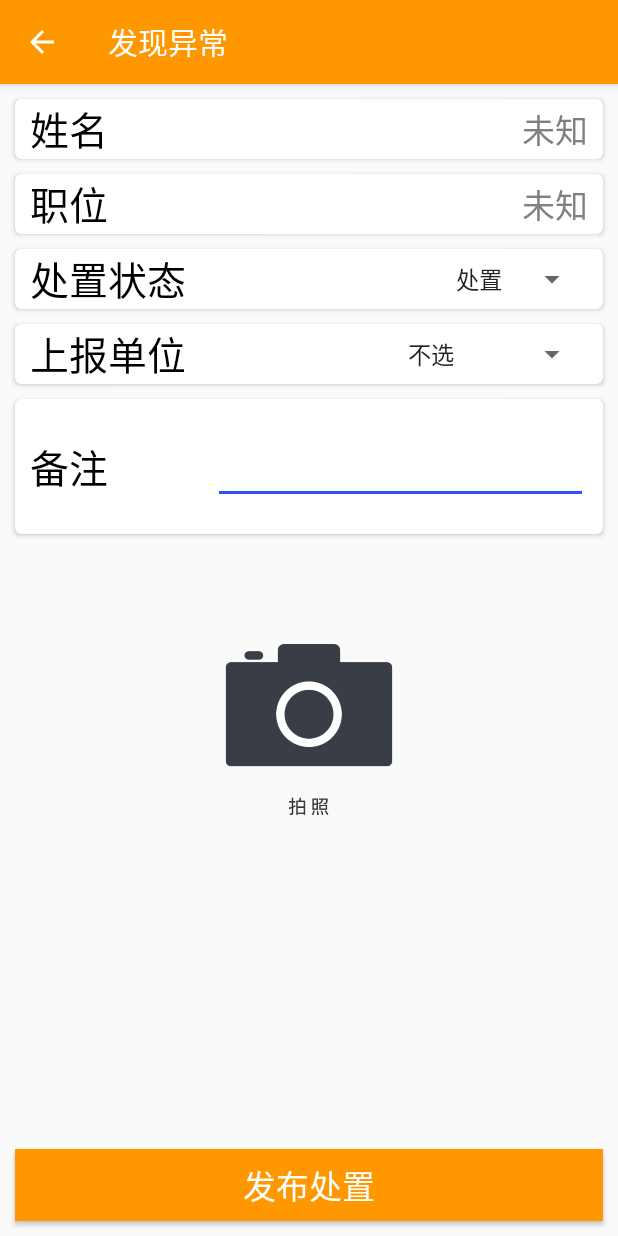
After one commit to lyx937131777/patrolinspection, an Android app: the EventHandleActivity screen opened directly, with no data from a screen before it, on a phone screen of 412 x 824 dp. The commit adds this screen. Run offline under Robolectric (Android 15) with nearby library versions, the phone set to English and light mode, and no system bars; our stand-ins replace Dagger/Hilt's generated code; libraries missing offline, so code that uses them is left out: org.litepal; pictures from the network do not load; 3 statements that could not run were skipped.

Commit message:
eventhandle, patrol line, patrol schedule,dataUpdating bug

```diff
--- a/app/build.gradle
+++ b/app/build.gradle
@@ -13,8 +13,8 @@ android {
     defaultConfig {
         minSdkVersion 15
         targetSdkVersion 28
-        versionCode 1
-        versionName "1.0"
+        versionCode 3
+        versionName "1.2"
         testInstrumentationRunner "android.support.test.runner.AndroidJUnitRunner"
         ndk {
             abiFilters "armeabi", "armeabi-v7a"
--- a/app/src/main/java/com/example/patrolinspection/EventFoundActivity.java
+++ b/app/src/main/java/com/example/patrolinspection/EventFoundActivity.java
@@ -182,7 +182,6 @@ public class EventFoundActivity extends AppCompatActivity
     {
         efClassList.clear();
         if(type.equals("normal")){
-
             Cursor cursor = LitePal.findBySQL("select distinct type from Event");
             if (cursor != null && cursor.moveToFirst()) {
                 do {
@@ -288,6 +287,7 @@ public class EventFoundActivity extends AppCompatActivity
                 break;
         }
     }
+
     @Override
     public boolean onOptionsItemSelected(MenuItem item)
     {
--- /dev/null
+++ b/app/src/main/java/com/example/patrolinspection/EventHandleActivity.java
@@ -0,0 +1,251 @@
+package com.example.patrolinspection;
+
+import android.content.Intent;
+import android.graphics.Bitmap;
+import android.graphics.BitmapFactory;
+import android.net.Uri;
+import android.os.Build;
+import android.provider.MediaStore;
+import android.support.v4.content.FileProvider;
+import android.support.v7.app.AppCompatActivity;
+import android.os.Bundle;
+import android.view.MenuItem;
+import android.view.View;
+import android.widget.AdapterView;
+import android.widget.ArrayAdapter;
+import android.widget.Button;
+import android.widget.EditText;
+import android.widget.ImageView;
+import android.widget.Spinner;
+import android.widget.TextView;
+import android.widget.Toast;
+
+import com.bumptech.glide.Glide;
+import com.example.patrolinspection.dagger2.DaggerMyComponent;
+import com.example.patrolinspection.dagger2.MyComponent;
+import com.example.patrolinspection.dagger2.MyModule;
+import com.example.patrolinspection.db.Police;
+import com.example.patrolinspection.presenter.EventHandlePresenter;
+import com.example.patrolinspection.util.LogUtil;
+import com.example.patrolinspection.util.MapUtil;
+
+import org.litepal.LitePal;
+
+import java.io.File;
+import java.io.IOException;
+import java.util.ArrayList;
+import java.util.List;
+
+public class EventHandleActivity extends AppCompatActivity
+{
+    //photo
+    public static final int TAKE_PHOTO = 1;
+    private Uri imageUri;
+    private String imagePath = null;
+
+    //参数
+    private String policeID;
+    private String eventRecordID;
+
+    //控件
+    private ImageView photoButton;
+    private EditText detailText;
+    private Button eventHandle;
+    private TextView nameText;
+    private TextView dutyText;
+    private Spinner typeSpinner;
+    private Spinner reportSpinner;
+
+    private List<String> typeList = new ArrayList<>();
+    private List<String> reportList = new ArrayList<>();
+
+    private String type;
+    private String report;
+
+    private ArrayAdapter<String> arrayTypeAdapter;
+    private ArrayAdapter<String> arrayReportAdapter;
+
+
+    private EventHandlePresenter eventHandlePresenter;
+
+    @Override
+    protected void onCreate(Bundle savedInstanceState)
+    {
+        super.onCreate(savedInstanceState);
+        setContentView(R.layout.activity_event_handle);
+
+        android.support.v7.widget.Toolbar toolbar = findViewById(R.id.toolbar);
+        setSupportActionBar(toolbar);
+        android.support.v7.app.ActionBar actionBar = getSupportActionBar();
+        if (actionBar != null)
+        {
+            actionBar.setDisplayHomeAsUpEnabled(true);
+        }
+        MyComponent myComponent = DaggerMyComponent.builder().myModule(new MyModule(this)).build();
+        eventHandlePresenter = myComponent.eventHandlePresenter();
+
+        Intent intent = getIntent();
+        policeID = intent.getStringExtra("police");
+        Police police = LitePal.where("internetID = ?",policeID).findFirst(Police.class);
+        nameText = findViewById(R.id.eh_name);
+        nameText.setText(police.getRealName());
+        dutyText = findViewById(R.id.eh_duty);
+        dutyText.setText(MapUtil.getDuty(police.getMainDutyId()));
+
+        typeSpinner = findViewById(R.id.eh_type);
+        reportSpinner = findViewById(R.id.eh_report);
+
+        initList();
+        arrayTypeAdapter = new ArrayAdapter<String>(EventHandleActivity.this,android.R.layout.simple_spinner_item,typeList);
+        arrayReportAdapter = new ArrayAdapter<String>(EventHandleActivity.this,android.R.layout.simple_spinner_item,reportList);
+        arrayTypeAdapter.setDropDownViewResource(android.R.layout.simple_spinner_dropdown_item);
+        arrayReportAdapter.setDropDownViewResource(android.R.layout.simple_spinner_dropdown_item);
+        typeSpinner.setAdapter(arrayTypeAdapter);
+        reportSpinner.setAdapter(arrayReportAdapter);
+
+        eventRecordID = intent.getStringExtra("eventRecord");
+        detailText = findViewById(R.id.eh_detail);
+        photoButton = findViewById(R.id.photo);
+//        if(photoType.equals("forbid")){
+//            photoButton.setVisibility(View.GONE);
+//        }
+        photoButton.setOnClickListener(new View.OnClickListener()
+        {
+            @Override
+            public void onClick(View view)
+            {
+                // 创建File对象，用于存储拍照后的图片
+                long time = System.currentTimeMillis();
+                File outputImage = new File(getExternalCacheDir(), time+".jpeg");
+                imagePath = outputImage.getAbsolutePath();
+                try
+                {
+                    if (outputImage.exists())
+                    {
+                        outputImage.delete();
+                    }
+                    outputImage.createNewFile();
+                } catch (IOException e)
+                {
+                    e.printStackTrace();
+                }
+                if (Build.VERSION.SDK_INT < 24)
+                {
+                    imageUri = Uri.fromFile(outputImage);
+                } else
+                {
+                    imageUri = FileProvider.getUriForFile(EventHandleActivity.this,
+                            "com.example.patrolinspection.fileprovider", outputImage);
+                }
+                // 启动相机程序
+                Intent intent = new Intent("android.media.action.IMAGE_CAPTURE");
+                intent.putExtra(MediaStore.EXTRA_OUTPUT, imageUri);
+                intent.putExtra("android.intent.extras.CAMERA_FACING", 0);
+                startActivityForResult(intent, TAKE_PHOTO);
+            }
+        });
+
+        eventHandle = findViewById(R.id.event_handle);
+        eventHandle.setOnClickListener(new View.OnClickListener()
+        {
+            @Override
+            public void onClick(View view)
+            {
+                if(imagePath != null){
+                    eventHandlePresenter.postHandleRecord(policeID,imagePath,eventRecordID,type,report,detailText.getText().toString());
+                }else{
+                    Toast.makeText(EventHandleActivity.this, "请先拍照！",Toast.LENGTH_LONG).show();
+                }
+            }
+        });
+    }
+
+    private void initList()
+    {
+        typeList.clear();
+        typeList.add(MapUtil.getHandleType("disposal"));
+        typeList.add(MapUtil.getHandleType("report"));
+        typeList.add(MapUtil.getHandleType("end"));
+        typeSpinner.setOnItemSelectedListener(new AdapterView.OnItemSelectedListener()
+        {
+            @Override
+            public void onItemSelected(AdapterView<?> parent, View view, int position, long id)
+            {
+                type = MapUtil.getHandleType(typeList.get(position));
+            }
+
+            @Override
+            public void onNothingSelected(AdapterView<?> parent)
+            {
+
+            }
+        });
+
+        //TODO question2
+        reportList.clear();
+        reportList.add("不选");
+        reportList.add("保安队长");
+        reportList.add("物业管理");
+        reportList.add("居委会");
+        reportSpinner.setOnItemSelectedListener(new AdapterView.OnItemSelectedListener()
+        {
+            @Override
+            public void onItemSelected(AdapterView<?> parent, View view, int position, long id)
+            {
+                report = reportList.get(position);
+                if(report.equals("不选")){
+                    report = "";
+                }
+            }
+
+            @Override
+            public void onNothingSelected(AdapterView<?> parent)
+            {
+
+            }
+        });
+    }
+
+    @Override
+    protected void onActivityResult(int requestCode, int resultCode, Intent data)
+    {
+        switch (requestCode)
+        {
+            case TAKE_PHOTO:
+                if (resultCode == RESULT_OK)
+                {
+                    try
+                    {
+                        // 将拍摄的照片显示出来
+                        Bitmap bitmap = BitmapFactory.decodeStream(getContentResolver()
+                                .openInputStream(imageUri));
+                        LogUtil.e("camera", getContentResolver().openInputStream(imageUri).toString());
+                        LogUtil.e("camera", "imageUri:" + imageUri.toString());
+                        LogUtil.e("camera","imagePath:"+ imagePath);
+//                        photoButton.setImageBitmap(bitmap);
+                        Glide.with(EventHandleActivity.this).load(imageUri).into(photoButton);
+                    } catch (Exception e)
+                    {
+                        e.printStackTrace();
+                    }
+                }else{
+                    imagePath = null;
+                }
+                break;
+            default:
+                break;
+        }
+    }
+
+    @Override
+    public boolean onOptionsItemSelected(MenuItem item)
+    {
+        switch (item.getItemId())
+        {
+            case android.R.id.home:
+                finish();
+                break;
+        }
+        return true;
+    }
+}
--- a/app/src/main/java/com/example/patrolinspection/adapter/HandleRecordAdapter.java
+++ b/app/src/main/java/com/example/patrolinspection/adapter/HandleRecordAdapter.java
@@ -84,7 +84,7 @@ public class HandleRecordAdapter extends RecyclerView.Adapter<HandleRecordAdapte
     {
         HandleRecord handleRecord = mList.get(position);
         holder.nameText.setText(handleRecord.getPoliceName());
-        holder.detailText.setText(handleRecord.getDetail());
+        holder.detailText.setText("备注："+handleRecord.getDetail());
         holder.typeText.setText(MapUtil.getHandleType(handleRecord.getDisposalOperateType()));
         holder.timeText.setText(Utility.dateStringToString(handleRecord.getOperateTime(),"yyyy-MM-dd HH:mm"));
         Glide.with(mContext).load(HttpUtil.getPhotoURL(handleRecord.getPhoto())).into(holder.photo);
--- a/app/src/main/java/com/example/patrolinspection/adapter/PatrolInspectionAdapter.java
+++ b/app/src/main/java/com/example/patrolinspection/adapter/PatrolInspectionAdapter.java
@@ -86,8 +86,8 @@ public class PatrolInspectionAdapter extends RecyclerView.Adapter<PatrolInspecti
     public void onBindViewHolder(@NonNull PatrolInspectionAdapter.ViewHolder holder, int position)
     {
         PatrolSchedule patrolSchedule = mList.get(position);
-        holder.piStartTime.setText(patrolSchedule.getStartTime());
-        holder.piEndTime.setText(patrolSchedule.getEndTime());
+        holder.piStartTime.setText("开始："+patrolSchedule.getStartTime());
+        holder.piEndTime.setText("结束："+patrolSchedule.getEndTime());
         long time = System.currentTimeMillis();
         String state = null;
         if(time < patrolSchedule.getStartTimeHead()){
@@ -99,7 +99,7 @@ public class PatrolInspectionAdapter extends RecyclerView.Adapter<PatrolInspecti
         }
         Glide.with(mContext).load(MapUtil.getState(state)).into(holder.piState);
         holder.piStateText.setText(state);
-        holder.piDuringTime.setText(patrolSchedule.getDuringMin()+"分钟");
+        holder.piDuringTime.setText("持续时间："+patrolSchedule.getDuringMin()+"分钟");
     }
 
     @Override
--- a/app/src/main/java/com/example/patrolinspection/dagger2/MyComponent.java
+++ b/app/src/main/java/com/example/patrolinspection/dagger2/MyComponent.java
@@ -5,6 +5,7 @@ import com.example.patrolinspection.db.EventRecord;
 import com.example.patrolinspection.db.InformationPoint;
 import com.example.patrolinspection.presenter.DataUpdatingPresenter;
 import com.example.patrolinspection.presenter.EventFoundPresenter;
+import com.example.patrolinspection.presenter.EventHandlePresenter;
 import com.example.patrolinspection.presenter.EventRecordPresenter;
 import com.example.patrolinspection.presenter.FaceRecognitionPresenter;
 import com.example.patrolinspection.presenter.HandleRecordPresenter;
@@ -41,4 +42,6 @@ public interface MyComponent
     PoliceRegisterPresenter policeRegisterPresenter();
 
     HandleRecordPresenter handleRecordPresenter();
+
+    EventHandlePresenter eventHandlePresenter();
 }
--- a/app/src/main/java/com/example/patrolinspection/dagger2/MyModule.java
+++ b/app/src/main/java/com/example/patrolinspection/dagger2/MyModule.java
@@ -7,6 +7,7 @@ import android.preference.PreferenceManager;
 import com.example.patrolinspection.db.Police;
 import com.example.patrolinspection.presenter.DataUpdatingPresenter;
 import com.example.patrolinspection.presenter.EventFoundPresenter;
+import com.example.patrolinspection.presenter.EventHandlePresenter;
 import com.example.patrolinspection.presenter.EventRecordPresenter;
 import com.example.patrolinspection.presenter.FaceRecognitionPresenter;
 import com.example.patrolinspection.presenter.HandleRecordPresenter;
@@ -104,4 +105,9 @@ public class MyModule
     public HandleRecordPresenter provideHandleRecordPresenter(Context context, SharedPreferences pref){
         return new HandleRecordPresenter(context, pref);
     }
+
+    @Provides
+    public EventHandlePresenter provideEventHandlePresenter(Context context, SharedPreferences pref){
+        return new EventHandlePresenter(context,pref);
+    }
 }
--- a/app/src/main/java/com/example/patrolinspection/presenter/EventFoundPresenter.java
+++ b/app/src/main/java/com/example/patrolinspection/presenter/EventFoundPresenter.java
@@ -125,7 +125,7 @@ public class EventFoundPresenter
         String photo = "";
         String address = HttpUtil.LocalAddress + "/api/eventRecord";
         String companyID = pref.getString("companyID",null);
-        String reportUnit = "保安";//TODO 上报单位到底是什么
+        String reportUnit = "保安";//TODO 上报单位到底是什么 question3
         long time = System.currentTimeMillis();
         Event event = LitePal.where("name = ?",eventName).findFirst(Event.class);
         String eventID = event.getInternetID();
--- /dev/null
+++ b/app/src/main/res/layout/activity_event_handle.xml
@@ -0,0 +1,208 @@
+<?xml version="1.0" encoding="utf-8"?>
+<LinearLayout
+    xmlns:android="http://schemas.android.com/apk/res/android"
+    xmlns:app="http://schemas.android.com/apk/res-auto"
+    xmlns:tools="http://schemas.android.com/tools"
+    android:layout_width="match_parent"
+    android:layout_height="match_parent"
+    android:orientation="vertical"
+    tools:context=".EventHandleActivity">
+
+    <android.support.design.widget.AppBarLayout
+        android:layout_width="match_parent"
+        android:layout_height="wrap_content">
+
+        <android.support.v7.widget.Toolbar
+            android:id="@+id/toolbar"
+            android:layout_width="match_parent"
+            android:layout_height="?attr/actionBarSize"
+            android:background="?attr/colorPrimary"
+            android:theme="@style/ThemeOverlay.AppCompat.Dark.ActionBar"
+            app:popupTheme="@style/ThemeOverlay.AppCompat.Light"
+            app:layout_scrollFlags="scroll"
+            app:title="发现异常">
+
+        </android.support.v7.widget.Toolbar>
+    </android.support.design.widget.AppBarLayout>
+
+    <android.support.constraint.ConstraintLayout
+        android:layout_width="match_parent"
+        android:layout_height="match_parent">
+
+        <android.support.v7.widget.CardView
+            android:id="@+id/eh_name_card"
+            android:layout_width="match_parent"
+            android:layout_height="40dp"
+            android:layout_marginLeft="10dp"
+            android:layout_marginRight="10dp"
+            android:layout_marginTop="10dp"
+            app:layout_constraintTop_toTopOf="parent"
+            app:layout_constraintLeft_toLeftOf="parent"
+            app:layout_constraintRight_toRightOf="parent"
+            app:cardCornerRadius="4dp">
+            <TextView
+                android:layout_width="wrap_content"
+                android:layout_height="wrap_content"
+                android:text="姓名"
+                android:textSize="26sp"
+                android:textColor="@color/black"
+                android:layout_gravity="center_vertical"
+                android:layout_marginLeft="10dp" />
+            <TextView
+                android:id="@+id/eh_name"
+                android:layout_width="wrap_content"
+                android:layout_height="wrap_content"
+                android:text="未知"
+                android:textSize="22sp"
+                android:textColor="@color/gray"
+                android:layout_marginRight="10dp"
+                android:layout_gravity="center_vertical|right"/>
+        </android.support.v7.widget.CardView>
+
+        <android.support.v7.widget.CardView
+            android:id="@+id/eh_duty_card"
+            android:layout_width="match_parent"
+            android:layout_height="40dp"
+            android:layout_marginLeft="10dp"
+            android:layout_marginRight="10dp"
+            android:layout_marginTop="10dp"
+            app:layout_constraintTop_toBottomOf="@id/eh_name_card"
+            app:layout_constraintLeft_toLeftOf="parent"
+            app:layout_constraintRight_toRightOf="parent"
+            app:cardCornerRadius="4dp">
+            <TextView
+                android:layout_width="wrap_content"
+                android:layout_height="wrap_content"
+                android:text="职位"
+                android:textSize="26sp"
+                android:textColor="@color/black"
+                android:layout_gravity="center_vertical"
+                android:layout_marginLeft="10dp" />
+            <TextView
+                android:id="@+id/eh_duty"
+                android:layout_width="wrap_content"
+                android:layout_height="wrap_content"
+                android:textSize="22sp"
+                android:text="未知"
+                android:textColor="@color/gray"
+                android:layout_marginRight="10dp"
+                android:layout_gravity="center_vertical|right"/>
+        </android.support.v7.widget.CardView>
+
+        <android.support.v7.widget.CardView
+            android:id="@+id/eh_type_card"
+            android:layout_width="match_parent"
+            android:layout_height="40dp"
+            android:layout_marginLeft="10dp"
+            android:layout_marginRight="10dp"
+            android:layout_marginTop="10dp"
+            app:layout_constraintTop_toBottomOf="@id/eh_duty_card"
+            app:layout_constraintLeft_toLeftOf="parent"
+            app:layout_constraintRight_toRightOf="parent"
+            app:cardCornerRadius="4dp">
+            <TextView
+                android:layout_width="wrap_content"
+                android:layout_height="wrap_content"
+                android:text="处置状态"
+                android:textSize="26sp"
+                android:textColor="@color/black"
+                android:layout_gravity="center_vertical"
+                android:layout_marginLeft="10dp" />
+            <Spinner
+                android:id="@+id/eh_type"
+                android:layout_width="wrap_content"
+                android:layout_height="wrap_content"
+                android:textSize="22sp"
+                android:textColor="@color/gray"
+                android:layout_marginRight="10dp"
+                android:layout_gravity="center_vertical|right"/>
+        </android.support.v7.widget.CardView>
+
+        <android.support.v7.widget.CardView
+            android:id="@+id/eh_report_card"
+            android:layout_width="match_parent"
+            android:layout_height="40dp"
+            android:layout_marginLeft="10dp"
+            android:layout_marginRight="10dp"
+            android:layout_marginTop="10dp"
+            app:layout_constraintTop_toBottomOf="@id/eh_type_card"
+            app:layout_constraintLeft_toLeftOf="parent"
+            app:layout_constraintRight_toRightOf="parent"
+            app:cardCornerRadius="4dp">
+            <TextView
+                android:layout_width="wrap_content"
+                android:layout_height="wrap_content"
+                android:text="上报单位"
+                android:textSize="26sp"
+                android:textColor="@color/black"
+                android:layout_gravity="center_vertical"
+                android:layout_marginLeft="10dp" />
+            <Spinner
+                android:id="@+id/eh_report"
+                android:layout_width="wrap_content"
+                android:layout_height="wrap_content"
+                android:textSize="22sp"
+                android:textColor="@color/gray"
+                android:layout_marginRight="10dp"
+                android:layout_gravity="center_vertical|right"/>
+        </android.support.v7.widget.CardView>
+
+        <android.support.v7.widget.CardView
+            android:id="@+id/eh_detail_card"
+            android:layout_width="match_parent"
+            android:layout_height="90dp"
+            android:layout_marginLeft="10dp"
+            android:layout_marginRight="10dp"
+            android:layout_marginTop="10dp"
+            app:layout_constraintTop_toBottomOf="@id/eh_report_card"
+            app:layout_constraintLeft_toLeftOf="parent"
+            app:layout_constraintRight_toRightOf="parent"
+            app:cardCornerRadius="4dp">
+            <TextView
+                android:layout_width="wrap_content"
+                android:layout_height="wrap_content"
+                android:text="备注"
+                android:textSize="26sp"
+                android:textColor="@color/black"
+                android:layout_gravity="center_vertical"
+                android:layout_marginLeft="10dp" />
+            <EditText
+                android:id="@+id/eh_detail"
+                android:layout_width="250dp"
+                android:layout_height="wrap_content"
+                android:textSize="22sp"
+                android:textColor="@color/gray"
+                android:layout_marginRight="10dp"
+                android:layout_gravity="center_vertical|right"/>
+        </android.support.v7.widget.CardView>
+
+        <ImageView
+            android:id="@+id/photo"
+            android:layout_width="match_parent"
+            android:layout_height="0dp"
+            app:layout_constraintDimensionRatio="3:4"
+            android:src="@drawable/camera"
+            android:layout_marginLeft="120dp"
+            android:layout_marginRight="120dp"
+            android:layout_marginTop="10dp"
+            app:layout_constraintLeft_toLeftOf="parent"
+            app:layout_constraintRight_toRightOf="parent"
+            app:layout_constraintTop_toBottomOf="@id/eh_detail_card"/>
+
+        <Button
+            android:id="@+id/event_handle"
+            android:layout_width="match_parent"
+            android:layout_height="wrap_content"
+            android:text="发布处置"
+            android:textSize="22sp"
+            android:textColor="@color/white"
+            android:background="@color/colorPrimary"
+            android:layout_marginLeft="10dp"
+            android:layout_marginRight="10dp"
+            android:layout_marginBottom="10dp"
+            app:layout_constraintBottom_toBottomOf="parent"
+            app:layout_constraintLeft_toLeftOf="parent"
+            app:layout_constraintRight_toRightOf="parent"/>
+
+    </android.support.constraint.ConstraintLayout>
+</LinearLayout>
--- a/app/src/main/res/layout/item_patrol_inspection.xml
+++ b/app/src/main/res/layout/item_patrol_inspection.xml
@@ -42,10 +42,10 @@
 
             <TextView
                 android:id="@+id/pi_start_time"
-                android:layout_width="100dp"
+                android:layout_width="wrap_content"
                 android:layout_height="wrap_content"
                 android:layout_marginLeft="10dp"
-                android:textSize="20sp"
+                android:textSize="16sp"
                 android:maxLines="1"
                 android:textColor="@color/gray"
                 app:layout_constraintTop_toTopOf="parent"
@@ -54,7 +54,7 @@
                 android:id="@+id/pi_end_time"
                 android:layout_width="wrap_content"
                 android:layout_height="wrap_content"
-                android:textSize="20sp"
+                android:textSize="16sp"
                 android:maxLines="1"
                 android:textColor="@color/gray"
                 android:layout_marginLeft="15dp"
```
Also changed, not shown: app/src/main/AndroidManifest.xml (+10 -9 lines), app/src/main/java/com/example/patrolinspection/HandleRecordActivity.java (+17 -1 lines), app/src/main/java/com/example/patrolinspection/SwipeNfcActivity.java (+7 -0 lines), app/src/main/java/com/example/patrolinspection/adapter/PatrolLineAdapter.java (+3 -9 lines), app/src/main/java/com/example/patrolinspection/presenter/DataUpdatingPresenter.java (+7 -5 lines), app/src/main/java/com/example/patrolinspection/presenter/EventHandlePresenter.java (added, +109 -0 lines), app/src/main/java/com/example/patrolinspection/ui/main/EventRecordFragment.java (+7 -0 lines), app/src/main/java/com/example/patrolinspection/util/HttpUtil.java (+23 -0 lines), app/src/main/res/layout/item_handle_record.xml (+12 -8 lines), app/src/main/res/layout/item_patrol_line.xml (+2 -21 lines).
